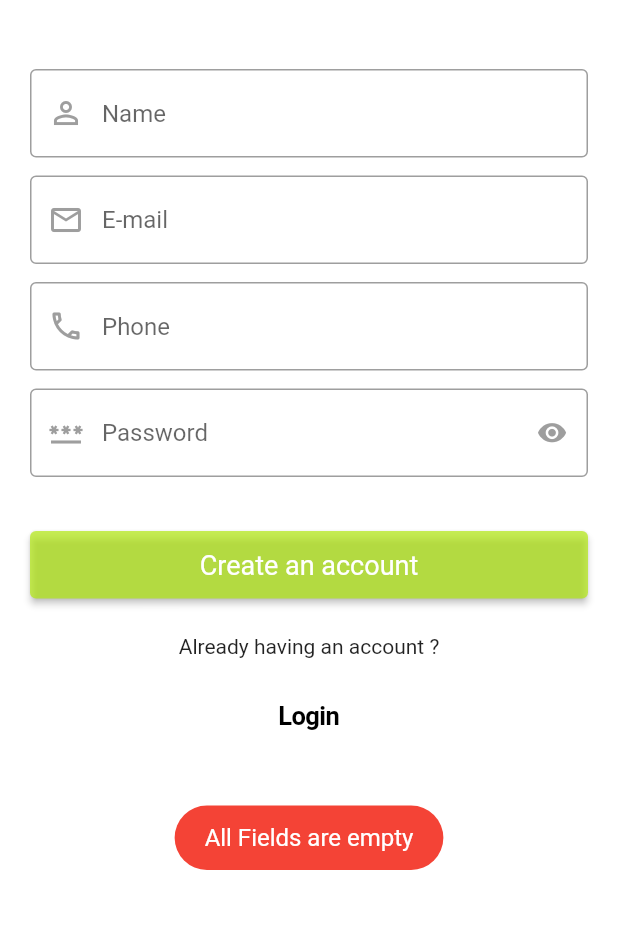
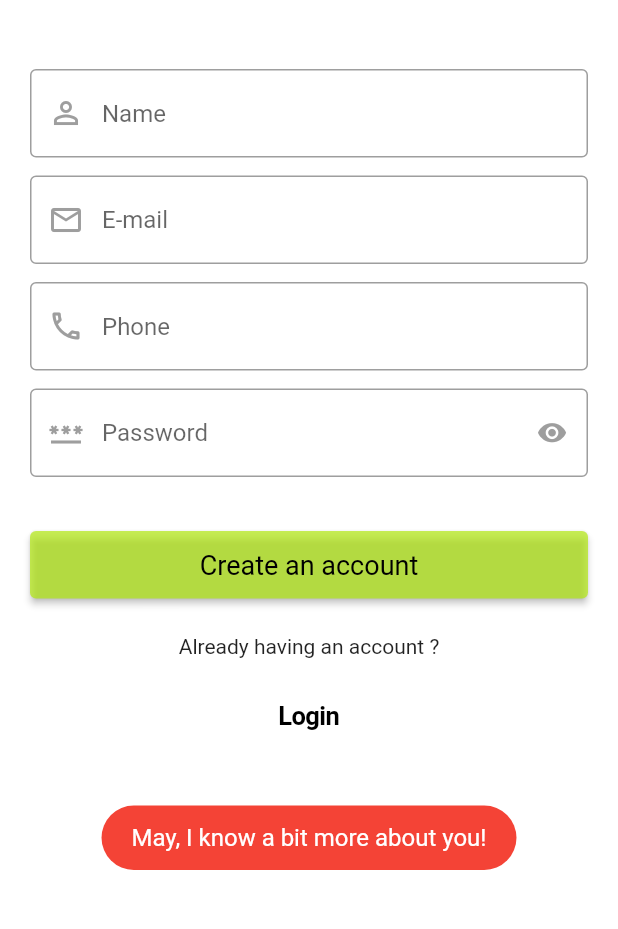
Before and after one commit to deepi-badshah/my_green_basket, a Flutter app: the SignUp screen opened directly, after a tap on "Create an account", on a phone screen of 412 x 824 dp, the part 270-1199 px from its top. Run offline on Flutter 3.47's test engine with Material 2 defaults, Android fonts, the light colour scheme and no system bars; our stand-ins replace cloud_firestore, firebase_auth, firebase_core, firebase_messaging, firebase_storage, fluttertoast and 3 more; missing offline and left inert: flutter_stripe; accounts and stored records are empty; network calls fail.

Commit message:
primarySwatch updated

```diff
--- a/lib/constants/constants.dart
+++ b/lib/constants/constants.dart
@@ -77,13 +77,13 @@ String getMessageFromErrorCode(String errorCode) {
 
 bool loginVaildation(String email, String password) {
   if (email.isEmpty && password.isEmpty) {
-    showMessage("Both Fields are empty");
+    showMessage("Both Fields are empty!");
     return false;
   } else if (email.isEmpty) {
-    showMessage("Email is Empty");
+    showMessage("May, I know your Email!");
     return false;
   } else if (password.isEmpty) {
-    showMessage("Password is Empty");
+    showMessage("Please fill out your Password!");
     return false;
   } else {
     return true;
@@ -93,19 +93,19 @@ bool loginVaildation(String email, String password) {
 bool signUpVaildation(
     String email, String password, String name, String phone) {
   if (email.isEmpty && password.isEmpty && name.isEmpty && phone.isEmpty) {
-    showMessage("All Fields are empty");
+    showMessage("May, I know a bit more about you!");
     return false;
   } else if (name.isEmpty) {
-    showMessage("Name is Empty");
+    showMessage("May, I know your name please!");
     return false;
   } else if (email.isEmpty) {
-    showMessage("Email is Empty");
+    showMessage("May, I know your Email!");
     return false;
   } else if (phone.isEmpty) {
-    showMessage("Phone is Empty");
+    showMessage("Please fill out your Phone!");
     return false;
   } else if (password.isEmpty) {
-    showMessage("Password is Empty");
+    showMessage("Please set your Password!");
     return false;
   } else {
     return true;
--- a/lib/constants/theme.dart
+++ b/lib/constants/theme.dart
@@ -2,17 +2,17 @@ import 'package:flutter/material.dart';
 
 ThemeData themeData = ThemeData(
     scaffoldBackgroundColor: Colors.white,
-    primaryColor: Color.fromARGB(179, 177, 232, 14),
+    primaryColor: const Color.fromARGB(179, 177, 232, 14),
     outlinedButtonTheme: OutlinedButtonThemeData(
         style: OutlinedButton.styleFrom(
-            foregroundColor: Color.fromARGB(179, 177, 232, 14),
+            foregroundColor: const Color.fromARGB(179, 177, 232, 14),
             textStyle: const TextStyle(
               color: Color.fromARGB(179, 177, 232, 14),
             ),
             side: const BorderSide(
                 color: Color.fromARGB(179, 177, 232, 14), width: 1.7),
             disabledForegroundColor:
-                Color.fromARGB(179, 177, 232, 14).withOpacity(0.38))),
+                const Color.fromARGB(179, 177, 232, 14).withOpacity(0.38))),
     inputDecorationTheme: InputDecorationTheme(
       border: outlineInputBorder,
       errorBorder: outlineInputBorder,
@@ -24,15 +24,26 @@ ThemeData themeData = ThemeData(
     ),
     elevatedButtonTheme: ElevatedButtonThemeData(
       style: ElevatedButton.styleFrom(
-        backgroundColor: Color.fromARGB(179, 177, 232, 14),
+        backgroundColor: const Color.fromARGB(179, 177, 232, 14),
         textStyle: const TextStyle(
           fontSize: 18.0,
         ),
         disabledBackgroundColor: Colors.grey,
       ),
     ),
-    primarySwatch: Colors.red,
-    canvasColor: Colors.red,
+    primarySwatch: const MaterialColor(0xFFF3C42B, {
+      50: Color(0xFFFFF8E1),
+      100: Color(0xFFFFF1C1),
+      200: Color(0xFFFFE993),
+      300: Color(0xFFFFE365),
+      400: Color(0xFFFFDA37),
+      500: Color(0xFFF3C42B),
+      600: Color(0xFFE2B426),
+      700: Color(0xFFD1A021),
+      800: Color(0xFFBF8B1C),
+      900: Color(0xFFAD7617),
+    }),
+    canvasColor: const Color.fromARGB(252, 243, 196, 43),
     appBarTheme: const AppBarTheme(
         backgroundColor: Colors.white,
         elevation: 0.0,
--- a/lib/screens/category_view/category_view.dart
+++ b/lib/screens/category_view/category_view.dart
@@ -70,7 +70,7 @@ class _CategoryViewState extends State<CategoryView> {
                   ),
                   productModelList.isEmpty
                       ? const Center(
-                          child: Text("Best Product is empty"),
+                          child: Text("Sorry! Popular Product list is empty"),
                         )
                       : Padding(
                           padding: const EdgeInsets.all(12.0),
--- a/lib/screens/product_details/product_details.dart
+++ b/lib/screens/product_details/product_details.dart
@@ -171,7 +171,10 @@ class _ProductDetailsState extends State<ProductDetails> {
                             widget: Checkout(singleProduct: productModel),
                             context: context);
                       },
-                      child: const Text("Buy Me"),
+                      child: const Text(
+                        "Buy Me",
+                        style: TextStyle(color: Colors.white),
+                      ),
                     ),
                   ),
                 ],
```
